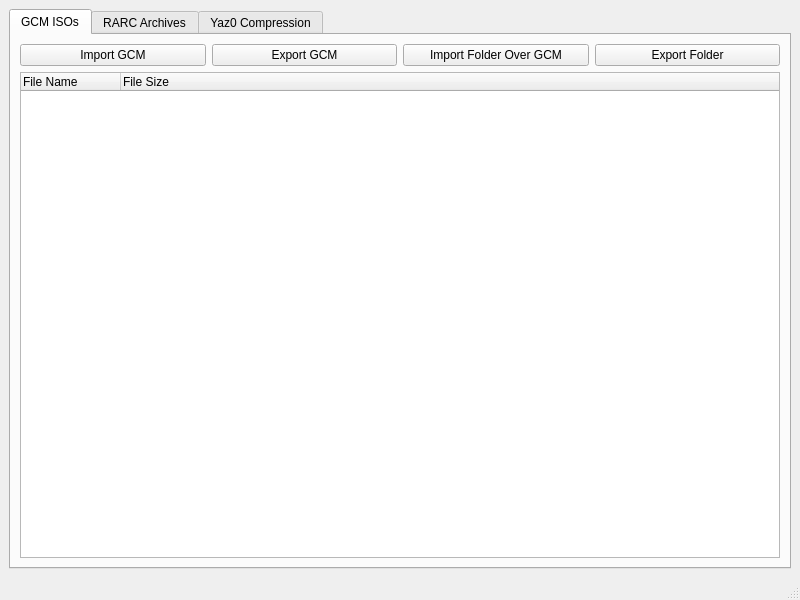
Old version of the form gcft_ui/main.ui in the repository LagoLunatic/GCFT.
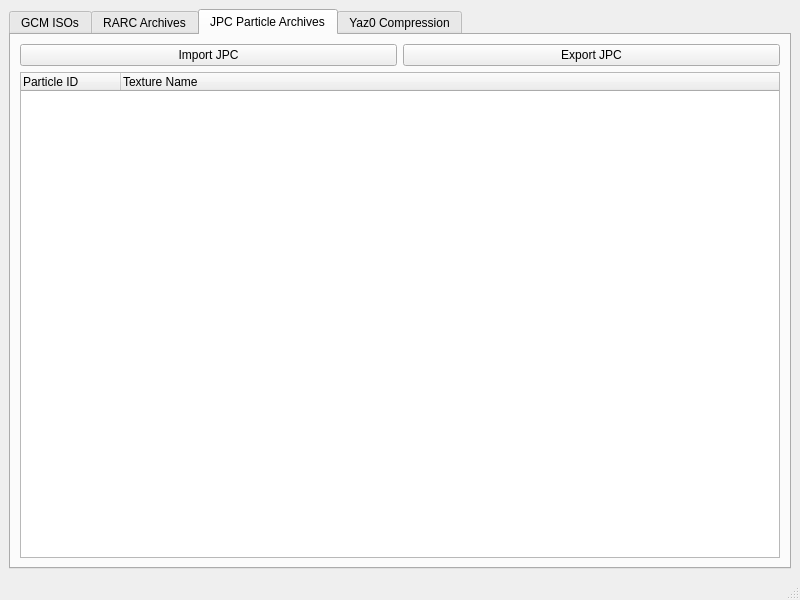
New version of the form. The open tabs and pages were chosen to show the change.

Commit message: Implement importing and exporting JPCs

The edit to the form file:
```diff
--- a/gcft_ui/main.ui
+++ b/gcft_ui/main.ui
@@ -131,6 +131,45 @@
         </item>
        </layout>
       </widget>
+      <widget class="QWidget" name="tab_4">
+       <attribute name="title">
+        <string>JPC Particle Archives</string>
+       </attribute>
+       <layout class="QVBoxLayout" name="verticalLayout_5">
+        <item>
+         <layout class="QHBoxLayout" name="horizontalLayout_4">
+          <item>
+           <widget class="QPushButton" name="import_jpc">
+            <property name="text">
+             <string>Import JPC</string>
+            </property>
+           </widget>
+          </item>
+          <item>
+           <widget class="QPushButton" name="export_jpc">
+            <property name="text">
+             <string>Export JPC</string>
+            </property>
+           </widget>
+          </item>
+         </layout>
+        </item>
+        <item>
+         <widget class="QTreeWidget" name="jpc_particles_tree">
+          <column>
+           <property name="text">
+            <string>Particle ID</string>
+           </property>
+          </column>
+          <column>
+           <property name="text">
+            <string>Texture Name</string>
+           </property>
+          </column>
+         </widget>
+        </item>
+       </layout>
+      </widget>
       <widget class="QWidget" name="tab_2">
        <attribute name="title">
         <string>Yaz0 Compression</string>
```
The commit also changes 2 other files.
